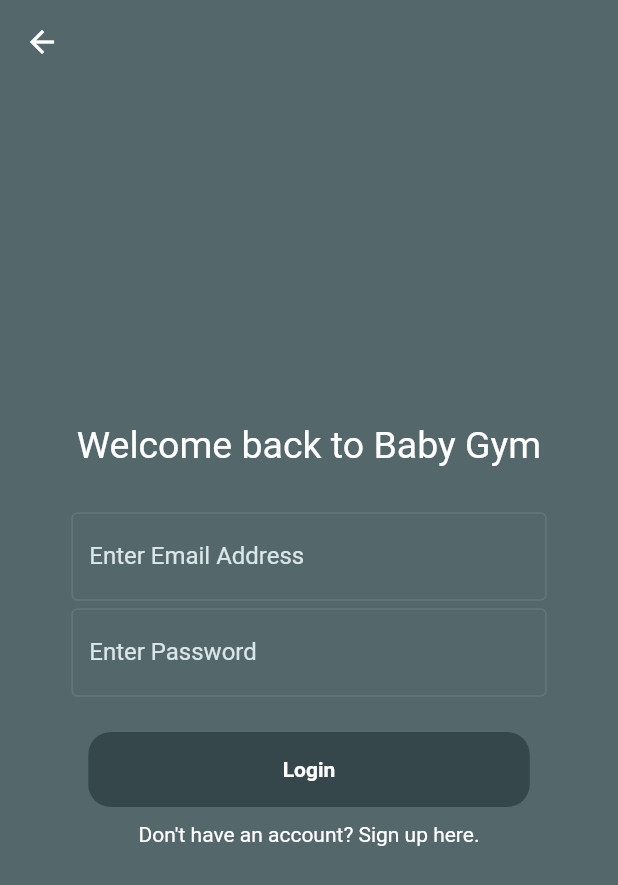
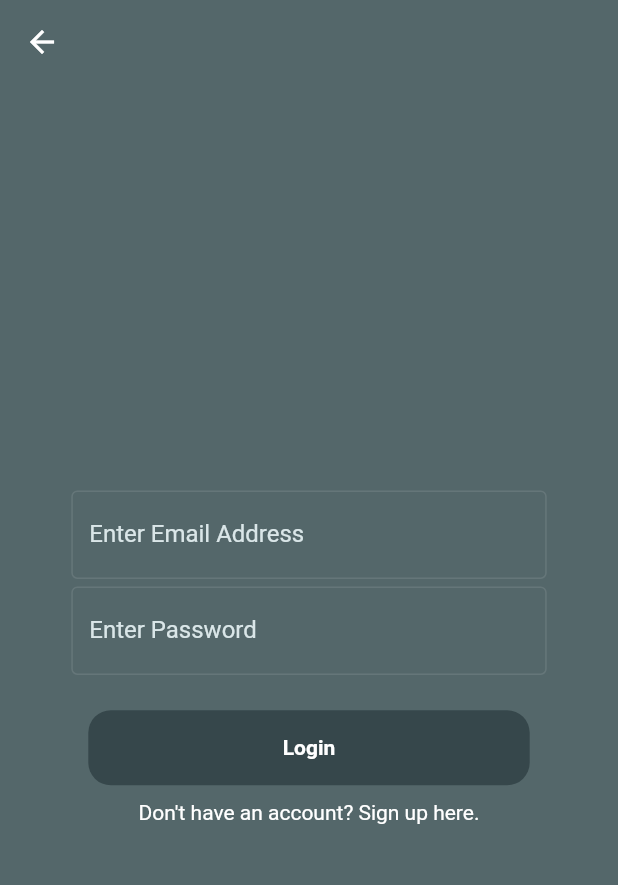
Before and after one commit to brendef/Baby-Gym-Booking-System, a Flutter app: the Login screen opened directly, on a phone screen of 412 x 824 dp. Shown: the top 885 px of the screen. Run offline on Flutter 3.47's test engine with Material 2 defaults, Android fonts, the phone set to English and light mode, and no system bars; our stand-ins replace cloud_firestore, firebase_auth, firebase_core, firebase_storage; missing offline and left inert: dart:html; accounts and stored records are empty.

Commit message:
Update login.dart

```diff
--- a/lib/ui/screens/login.dart
+++ b/lib/ui/screens/login.dart
@@ -34,10 +34,10 @@ class _LoginState extends State<Login> {
         child: Column(
           mainAxisAlignment: MainAxisAlignment.center,
           children: [
-             Text(
-               'Welcome back to Baby Gym',
-               style: TextStyle(color: Colors.white, fontSize: 25),
-             ),
+            // Text(
+             //   'Welcome back to Baby Gym',
+             //   style: TextStyle(color: Colors.white, fontSize: 25),
+             // ),
             SizedBox(height: 30),
             Column(
               mainAxisAlignment: MainAxisAlignment.start,
```
